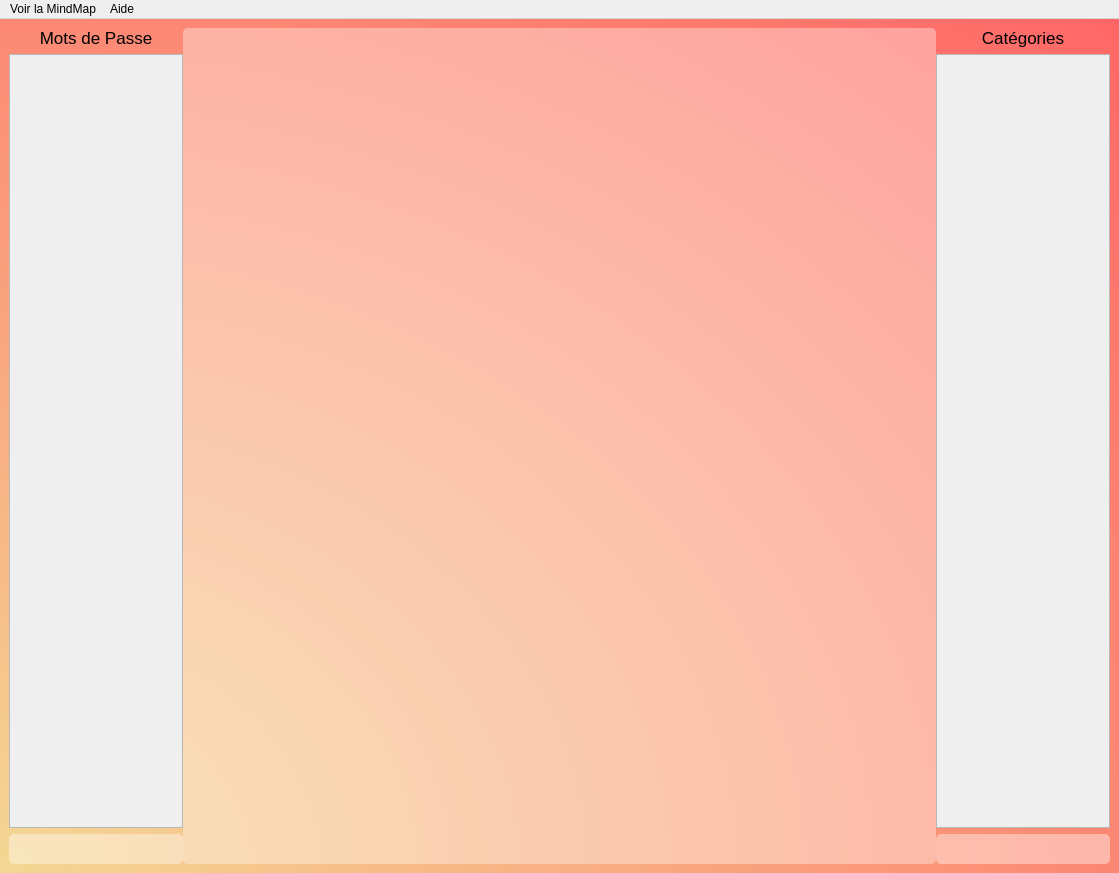
Before: the Qt Designer form Interface_graphique/PyQt/UI/fenetreGestion.ui in MindPass/Code, drawn with Qt 5.
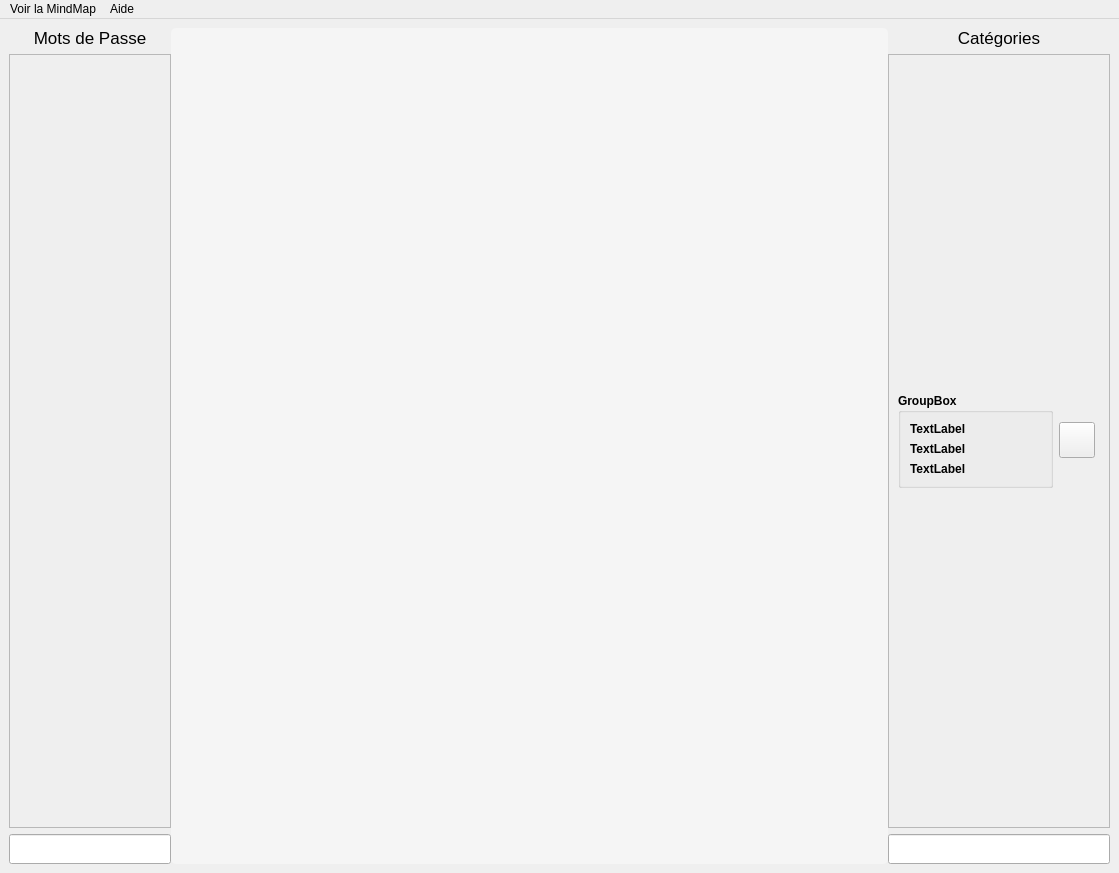
After: the same form once the commit is applied. Icons and pictures are not drawn.

Commit message: nouvelle version fenetreGestion design test

```diff
--- a/Interface_graphique/PyQt/UI/fenetreGestion.ui
+++ b/Interface_graphique/PyQt/UI/fenetreGestion.ui
@@ -31,7 +31,7 @@
 	background: qradialgradient(spread:pad, cx:0, cy:1, radius:1.406, fx:0, fy:1, stop:0 rgba(244, 216, 148, 255), stop:1 rgba(255, 102, 102, 255));
 }
 
-#catTitle {
+#titre_cat, #titre_pwd {
 	color: white;
 }
 
@@ -42,7 +42,54 @@
     color: black;
     padding-left: 10px;
 }
-</string>
+
+#ajouter_cat, #ajouter_pwd  {
+	border: solid 3px white;
+}
+
+ QPushButton {
+     background-color: transparent;
+     border: none;
+	 image: url(&quot;D:/Users/Alexandre/Desktop/MindPass/croix_757575.svg&quot;);
+ }
+
+ QPushButton:hover {
+	 image: url(&quot;D:/Users/Alexandre/Desktop/MindPass/croix_929292.svg&quot;);
+ }
+
+ QPushButton:pressed {
+	 image: url(&quot;D:/Users/Alexandre/Desktop/MindPass/croix_575757.svg&quot;);
+ }
+
+QScrollArea {
+    background: transparent;
+	border: none;
+	border-radius: 5px;
+}
+
+#scrollAreaWidgetContents_cat, #scrollAreaWidgetContents_pwd {
+	background : rgba(255,255,255,44);
+}
+
+QGroupBox {
+    background-color: qlineargradient(x1: 0, y1: 0, x2: 0, y2: 1,
+                                      stop: 0 transparent, stop: 1 rgba(117,117,117,22));
+    border: 2px solid gray;
+    border-radius: 10px;
+    margin-top: 2.5ex; /* leave space at the top for the title */
+}
+
+QGroupBox::title {
+    subcontrol-origin: margin;
+    subcontrol-position: top center; /* position at the top center */
+    padding: 0 10px;
+	color: #757575;
+	font-weight: bold;
+}
+
+QGroupBox &gt; QLabel {
+	color: rgba(255,255,255,200);
+}</string>
   </property>
   <widget class="QWidget" name="corps_gestion">
    <property name="enabled">
@@ -58,18 +105,9 @@
        <number>0</number>
       </property>
       <widget class="QWidget" name="layoutWidget">
-       <layout class="QVBoxLayout" name="Passwords" stretch="0,4,1">
-        <property name="sizeConstraint">
-         <enum>QLayout::SetNoConstraint</enum>
-        </property>
+       <layout class="QVBoxLayout" name="Passwords" stretch="0,0,1">
         <item>
          <widget class="QLabel" name="titre_pwd">
-          <property name="sizePolicy">
-           <sizepolicy hsizetype="Expanding" vsizetype="Expanding">
-            <horstretch>0</horstretch>
-            <verstretch>0</verstretch>
-           </sizepolicy>
-          </property>
           <property name="font">
            <font>
             <pointsize>13</pointsize>
@@ -105,11 +143,15 @@
             <rect>
              <x>0</x>
              <y>0</y>
-             <width>260</width>
-             <height>699</height>
+             <width>255</width>
+             <height>701</height>
             </rect>
            </property>
-           <layout class="QVBoxLayout" name="verticalLayout_2"/>
+           <layout class="QVBoxLayout" name="verticalLayout_2">
+            <property name="rightMargin">
+             <number>14</number>
+            </property>
+           </layout>
           </widget>
          </widget>
         </item>
@@ -139,7 +181,7 @@
            <bool>true</bool>
           </property>
           <property name="sizePolicy">
-           <sizepolicy hsizetype="Preferred" vsizetype="Preferred">
+           <sizepolicy hsizetype="Expanding" vsizetype="Expanding">
             <horstretch>0</horstretch>
             <verstretch>0</verstretch>
            </sizepolicy>
@@ -174,7 +216,7 @@
             <rect>
              <x>0</x>
              <y>0</y>
-             <width>596</width>
+             <width>578</width>
              <height>797</height>
             </rect>
            </property>
@@ -191,12 +233,6 @@
         </property>
         <item>
          <widget class="QLabel" name="titre_cat">
-          <property name="sizePolicy">
-           <sizepolicy hsizetype="Expanding" vsizetype="Expanding">
-            <horstretch>0</horstretch>
-            <verstretch>0</verstretch>
-           </sizepolicy>
-          </property>
           <property name="font">
            <font>
             <pointsize>13</pointsize>
@@ -226,11 +262,71 @@
             <rect>
              <x>0</x>
              <y>0</y>
-             <width>217</width>
-             <height>699</height>
+             <width>244</width>
+             <height>701</height>
             </rect>
            </property>
-           <layout class="QVBoxLayout" name="verticalLayout_3"/>
+           <layout class="QVBoxLayout" name="verticalLayout_3">
+            <property name="rightMargin">
+             <number>14</number>
+            </property>
+            <item>
+             <layout class="QHBoxLayout" name="ligne_categorie">
+              <item>
+               <widget class="QGroupBox" name="groupBox_2">
+                <property name="font">
+                 <font>
+                  <weight>75</weight>
+                  <bold>true</bold>
+                 </font>
+                </property>
+                <property name="title">
+                 <string>GroupBox</string>
+                </property>
+                <layout class="QVBoxLayout" name="verticalLayout_5">
+                 <item>
+                  <widget class="QLabel" name="sites_lies_cat">
+                   <property name="text">
+                    <string>TextLabel</string>
+                   </property>
+                  </widget>
+                 </item>
+                 <item>
+                  <widget class="QLabel" name="sites_lies_cat_2">
+                   <property name="text">
+                    <string>TextLabel</string>
+                   </property>
+                  </widget>
+                 </item>
+                 <item>
+                  <widget class="QLabel" name="sites_lies_cat_3">
+                   <property name="text">
+                    <string>TextLabel</string>
+                   </property>
+                  </widget>
+                 </item>
+                </layout>
+               </widget>
+              </item>
+              <item>
+               <widget class="QPushButton" name="pushButton_cat">
+                <property name="enabled">
+                 <bool>true</bool>
+                </property>
+                <property name="maximumSize">
+                 <size>
+                  <width>36</width>
+                  <height>36</height>
+                 </size>
+                </property>
+                <property name="text">
+                 <string/>
+                </property>
+               </widget>
+              </item>
+             </layout>
+            </item>
+           </layout>
           </widget>
          </widget>
         </item>
```
Left out of the diff: 1 changed line with no effect on the pictures. The commit also changes 1 other file.
